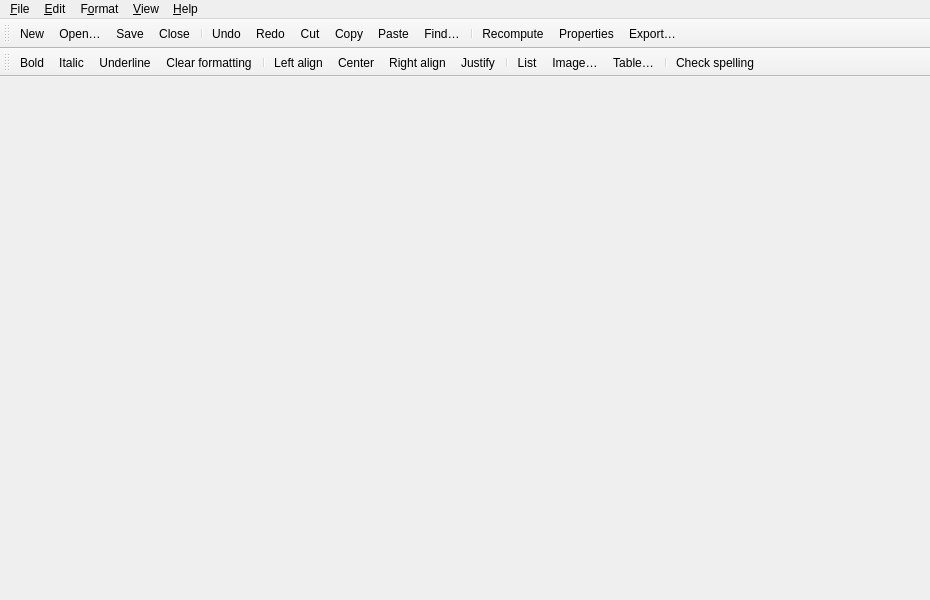
Before: the Qt Designer form mainwindow.ui in marohnicluka/ample, drawn with Qt 5.
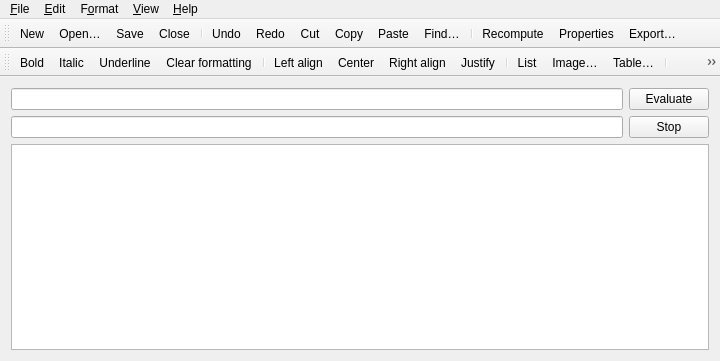
After: the same form once the commit is applied. Icons and pictures are not drawn.

Patch:
```diff
--- a/mainwindow.ui
+++ b/mainwindow.ui
@@ -6,20 +6,46 @@
    <rect>
     <x>0</x>
     <y>0</y>
-    <width>930</width>
-    <height>600</height>
+    <width>720</width>
+    <height>361</height>
    </rect>
   </property>
   <property name="windowTitle">
    <string>MainWindow</string>
   </property>
-  <widget class="QWidget" name="centralWidget"/>
+  <widget class="QWidget" name="centralWidget">
+   <layout class="QGridLayout" name="gridLayout">
+    <item row="0" column="0">
+     <widget class="QLineEdit" name="inputLineEdit"/>
+    </item>
+    <item row="0" column="1">
+     <widget class="QPushButton" name="evaluateButton">
+      <property name="text">
+       <string>Evaluate</string>
+      </property>
+     </widget>
+    </item>
+    <item row="1" column="0">
+     <widget class="QLineEdit" name="outputLineEdit"/>
+    </item>
+    <item row="1" column="1">
+     <widget class="QPushButton" name="stopButton">
+      <property name="text">
+       <string>Stop</string>
+      </property>
+     </widget>
+    </item>
+    <item row="2" column="0" colspan="2">
+     <widget class="QTextEdit" name="messagesTextEdit"/>
+    </item>
+   </layout>
+  </widget>
   <widget class="QMenuBar" name="menuBar">
    <property name="geometry">
     <rect>
      <x>0</x>
      <y>0</y>
-     <width>930</width>
+     <width>720</width>
      <height>23</height>
     </rect>
    </property>
```
